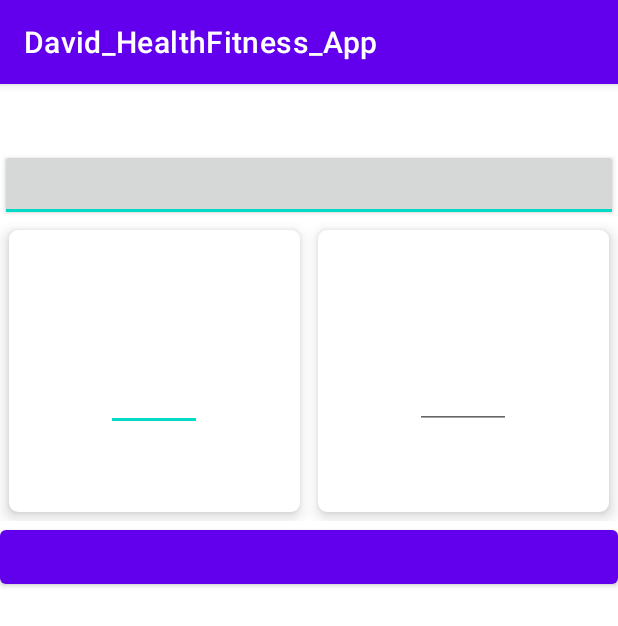
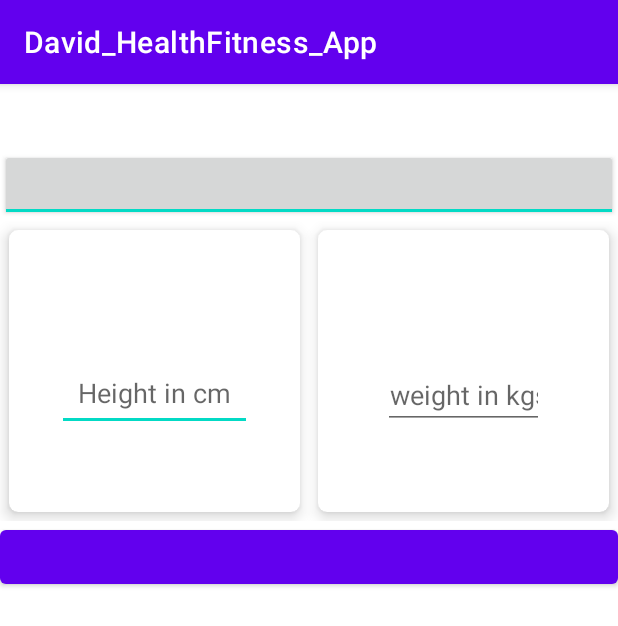
Before and after one commit to MphoDave/David_HealthFitness_App, an Android app: the MainActivity screen opened directly, with no data from a screen before it, on a phone screen of 412 x 824 dp. Shown: the top 626 px of the screen. Run offline under Robolectric (Android 15) with nearby library versions, the phone set to English and light mode, and no system bars.

Commit message:
Added an icon lancher. changing the BMI layout: height, weight,resizing linear.

```diff
--- a/app/src/main/res/layout/activity_main.xml
+++ b/app/src/main/res/layout/activity_main.xml
@@ -12,7 +12,8 @@
         android:layout_height="wrap_content"
         android:gravity="center_horizontal"
         android:text="@string/bmi_calculator"
-        android:textSize="32sp"/>
+        android:textSize="32sp"
+        tools:text="@string/BodyMassIndexCalculator" />
 
     <ToggleButton
         android:id="@+id/activity_main_toggleunits"
@@ -52,13 +53,13 @@
 
                 <EditText
                     android:id="@+id/activity_main_heightcm"
-                    android:layout_width="wrap_content"
+                    android:layout_width="130dp"
                     android:layout_height="wrap_content"
                     android:layout_gravity="center_horizontal"
                     android:height="48dp"
                     android:ems="3"
                     android:gravity="center_horizontal"
-                    android:hint="@string/cm"
+                    android:hint="@string/height_in_cm"
                     android:inputType="numberDecimal"
                     android:minHeight="48dp" />
 
@@ -73,9 +74,9 @@
                         android:layout_width="wrap_content"
                         android:layout_height="wrap_content"
                         android:ems="3"
-                        android:inputType="numberDecimal"
                         android:gravity="center_horizontal"
-                        android:hint="@string/ft"/>
+                        android:hint="@string/feet"
+                        android:inputType="numberDecimal" />
 
                     <EditText
                         android:id="@+id/activity_main_heightinches"
@@ -84,7 +85,7 @@
                         android:height="48dp"
                         android:ems="3"
                         android:gravity="center_horizontal"
-                        android:hint="@string/in"
+                        android:hint="@string/inches"
                         android:inputType="numberDecimal"
                         android:visibility="visible" />
 
@@ -114,27 +115,28 @@
                     android:layout_height="wrap_content"
                     android:gravity="center_horizontal"
                     android:text="@string/weight"
-                    android:textSize="24sp"/>
+                    android:textSize="24sp"
+                    tools:text="Weight" />
 
                 <EditText
                     android:id="@+id/activity_main_weightkgs"
-                    android:layout_width="wrap_content"
+                    android:layout_width="107dp"
                     android:layout_height="wrap_content"
+                    android:layout_gravity="center_horizontal"
                     android:ems="3"
-                    android:inputType="numberDecimal"
-                    android:layout_gravity="center_horizontal"
                     android:gravity="center_horizontal"
-                    android:hint="@string/kg"/>
+                    android:hint="@string/weight_in_kgs"
+                    android:inputType="numberDecimal" />
 
                 <EditText
                     android:id="@+id/activity_main_weightlbs"
-                    android:layout_width="wrap_content"
+                    android:layout_width="106dp"
                     android:layout_height="wrap_content"
+                    android:layout_gravity="center_horizontal"
                     android:ems="3"
-                    android:inputType="numberDecimal"
-                    android:layout_gravity="center_horizontal"
                     android:gravity="center_horizontal"
-                    android:hint="@string/lbs"/>
+                    android:hint="@string/weight_in_lbs"
+                    android:inputType="numberDecimal" />
 
             </LinearLayout>
         </androidx.cardview.widget.CardView>
@@ -147,7 +149,7 @@
         android:layout_height="wrap_content"
         android:layout_gravity="center_horizontal"
         android:text="@string/calculate"
-        tools:text="calculate BMI" />
+        tools:text="@string/CALCULATE" />
 
     <androidx.cardview.widget.CardView
         android:layout_width="match_parent"
--- a/app/src/main/res/layout/activity_maps.xml
+++ b/app/src/main/res/layout/activity_maps.xml
@@ -35,7 +35,7 @@
         android:layout_width="match_parent"
         android:layout_height="wrap_content"
         android:onClick="StartHBM"
-        android:text="Monitor Heartbeat Rate"
+        android:text="@string/monitor_heartbeat_rate"
 
         />
 
@@ -44,7 +44,7 @@
         android:layout_width="match_parent"
         android:layout_height="wrap_content"
         android:onClick="StartThem"
-        android:text="Check Temperature"
+        android:text="@string/check_temperature"
 
         />
 
@@ -53,6 +53,8 @@
         android:layout_width="match_parent"
         android:layout_height="wrap_content"
         android:onClick="StartBMI"
+        android:text="@string/start_bmi_calculator"
+
 
         />
 
--- a/app/src/main/res/mipmap-anydpi-v26/ic_launcher.xml
+++ b/app/src/main/res/mipmap-anydpi-v26/ic_launcher.xml
@@ -1,5 +1,5 @@
 <?xml version="1.0" encoding="utf-8"?>
 <adaptive-icon xmlns:android="http://schemas.android.com/apk/res/android">
-    <background android:drawable="@drawable/ic_launcher_background" />
-    <foreground android:drawable="@drawable/ic_launcher_foreground" />
+    <background android:drawable="@drawable/ic_launcher_background"/>
+    <foreground android:drawable="@mipmap/ic_launcher_foreground"/>
 </adaptive-icon>
--- a/app/src/main/res/mipmap-anydpi-v26/ic_launcher_round.xml
+++ b/app/src/main/res/mipmap-anydpi-v26/ic_launcher_round.xml
@@ -1,5 +1,5 @@
 <?xml version="1.0" encoding="utf-8"?>
 <adaptive-icon xmlns:android="http://schemas.android.com/apk/res/android">
-    <background android:drawable="@drawable/ic_launcher_background" />
-    <foreground android:drawable="@drawable/ic_launcher_foreground" />
+    <background android:drawable="@drawable/ic_launcher_background"/>
+    <foreground android:drawable="@mipmap/ic_launcher_foreground"/>
 </adaptive-icon>
--- a/app/src/main/res/values/strings.xml
+++ b/app/src/main/res/values/strings.xml
@@ -23,4 +23,15 @@
     <string name="metric_units" />
     <string name="imperial_units" />
     <string name="bmi_calculator" />
+    <string name="height_in_cm">Height in cm</string>
+    <string name="height_in_feet">Height in feet</string>
+    <string name="feet">feet</string>
+    <string name="inches">inches</string>
+    <string name="weight_in_kgs">weight in kgs</string>
+    <string name="weight_in_lbs">weight in lbs</string>
+    <string name="CALCULATE">calculate BMI</string>
+    <string name="BodyMassIndexCalculator">BMI CALCULATOR</string>
+    <string name="start_bmi_calculator">Start BMI Calculator</string>
+    <string name="check_temperature">Check Temperature</string>
+    <string name="monitor_heartbeat_rate">Monitor Heartbeat Rate</string>
 </resources>
```
Also changed, not shown: app/src/main/res/drawable/ic_launcher_background.xml (+70 -166 lines), app/src/main/res/mipmap-hdpi/ic_launcher_round.webp (deleted).
